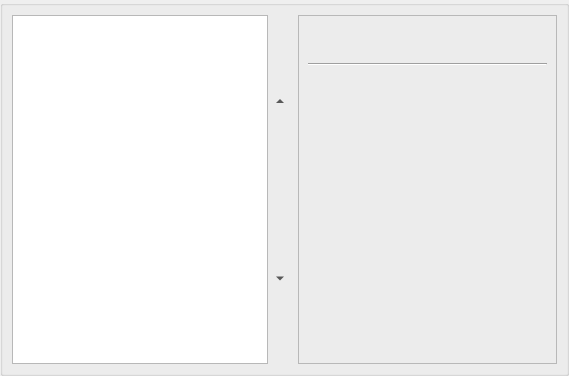
Old version of the form solid/kcm/backendchooser.ui in the repository RJVB/kdm5.prev.
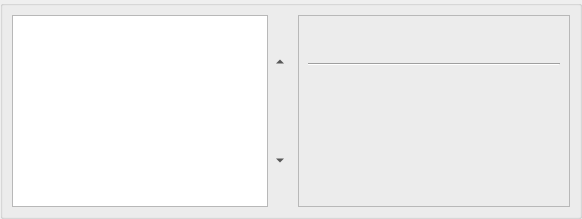
New version of the form. Custom widgets are drawn as their Qt base class.

Commit message: try to workaround the fact that QListWidget's height as provided by its sizeHint is quite more than what needed, and it seems to be possible to make it behave to obey the minimum height could be a Qt bug, even if i'm not totally sure at the moment

The edit to the form file:
```diff
--- a/solid/kcm/backendchooser.ui
+++ b/solid/kcm/backendchooser.ui
@@ -1,17 +1,23 @@
 <ui version="4.0" >
  <author>Kevin Ottens &lt;ervin@kde.org></author>
  <class>BackendChooser</class>
- <widget class="QWidget" name="BackendChooser" >
-  <property name="geometry" >
+ <widget class="QWidget" name="BackendChooser">
+  <property name="geometry">
    <rect>
     <x>0</x>
     <y>0</y>
-    <width>569</width>
-    <height>376</height>
+    <width>582</width>
+    <height>216</height>
    </rect>
   </property>
-  <layout class="QGridLayout" >
-   <property name="margin" >
+  <property name="sizePolicy">
+   <sizepolicy hsizetype="Preferred" vsizetype="MinimumExpanding">
+    <horstretch>0</horstretch>
+    <verstretch>0</verstretch>
+   </sizepolicy>
+  </property>
+  <layout class="QGridLayout">
+   <property name="margin">
     <number>0</number>
    </property>
    <property name="spacing" >
@@ -31,13 +37,13 @@
      <property name="flat" >
       <bool>true</bool>
      </property>
-     <layout class="QHBoxLayout" >
-      <property name="margin" >
-       <number>9</number>
-      </property>
-      <property name="spacing" >
+     <layout class="QHBoxLayout">
+      <property name="spacing">
        <number>6</number>
       </property>
+      <property name="margin">
+       <number>9</number>
+      </property>
       <item>
        <layout class="QHBoxLayout" >
         <property name="margin" >
@@ -47,11 +53,9 @@
          <number>0</number>
         </property>
         <item>
-         <widget class="QListWidget" name="listView" >
-          <property name="sizePolicy" >
-           <sizepolicy>
-            <hsizetype>0</hsizetype>
-            <vsizetype>5</vsizetype>
+         <widget class="MyQListWidget" name="listView">
+          <property name="sizePolicy">
+           <sizepolicy hsizetype="Fixed" vsizetype="MinimumExpanding">
             <horstretch>0</horstretch>
             <verstretch>0</verstretch>
            </sizepolicy>
@@ -71,19 +75,17 @@
          </widget>
         </item>
         <item>
-         <layout class="QVBoxLayout" >
-          <property name="margin" >
-           <number>0</number>
-          </property>
-          <property name="spacing" >
+         <layout class="QVBoxLayout">
+          <property name="spacing">
            <number>6</number>
           </property>
+          <property name="margin">
+           <number>0</number>
+          </property>
           <item>
-           <widget class="QToolButton" name="upButton" >
-            <property name="sizePolicy" >
-             <sizepolicy>
-              <hsizetype>0</hsizetype>
-              <vsizetype>7</vsizetype>
+           <widget class="QToolButton" name="upButton">
+            <property name="sizePolicy">
+             <sizepolicy hsizetype="Fixed" vsizetype="MinimumExpanding">
               <horstretch>0</horstretch>
               <verstretch>0</verstretch>
              </sizepolicy>
@@ -100,11 +102,9 @@
            </widget>
           </item>
           <item>
-           <widget class="QToolButton" name="downButton" >
-            <property name="sizePolicy" >
-             <sizepolicy>
-              <hsizetype>0</hsizetype>
-              <vsizetype>7</vsizetype>
+           <widget class="QToolButton" name="downButton">
+            <property name="sizePolicy">
+             <sizepolicy hsizetype="Fixed" vsizetype="MinimumExpanding">
               <horstretch>0</horstretch>
               <verstretch>0</verstretch>
              </sizepolicy>
@@ -138,21 +138,21 @@
         <property name="frameShadow" >
          <enum>QFrame::Raised</enum>
         </property>
-        <layout class="QVBoxLayout" >
-         <property name="margin" >
-          <number>9</number>
-         </property>
-         <property name="spacing" >
+        <layout class="QVBoxLayout">
+         <property name="spacing">
           <number>6</number>
          </property>
+         <property name="margin">
+          <number>9</number>
+         </property>
          <item>
-          <layout class="QHBoxLayout" >
-           <property name="margin" >
-            <number>0</number>
-           </property>
-           <property name="spacing" >
+          <layout class="QHBoxLayout">
+           <property name="spacing">
             <number>6</number>
            </property>
+           <property name="margin">
+            <number>0</number>
+           </property>
            <item>
             <widget class="QLabel" name="iconLabel" >
              <property name="sizePolicy" >
@@ -181,11 +181,9 @@
             </widget>
            </item>
            <item>
-            <widget class="QLabel" name="nameLabel" >
-             <property name="sizePolicy" >
-              <sizepolicy>
-               <hsizetype>5</hsizetype>
-               <vsizetype>0</vsizetype>
+            <widget class="QLabel" name="nameLabel">
+             <property name="sizePolicy">
+              <sizepolicy hsizetype="Preferred" vsizetype="Fixed">
                <horstretch>0</horstretch>
                <verstretch>0</verstretch>
               </sizepolicy>
@@ -211,11 +209,9 @@
             </widget>
            </item>
            <item>
-            <widget class="QLabel" name="versionLabel" >
-             <property name="sizePolicy" >
-              <sizepolicy>
-               <hsizetype>5</hsizetype>
-               <vsizetype>0</vsizetype>
+            <widget class="QLabel" name="versionLabel">
+             <property name="sizePolicy">
+              <sizepolicy hsizetype="Preferred" vsizetype="Fixed">
                <horstretch>0</horstretch>
                <verstretch>0</verstretch>
               </sizepolicy>
@@ -256,11 +252,9 @@
           </widget>
          </item>
          <item>
-          <widget class="QLabel" name="commentLabel" >
-           <property name="sizePolicy" >
-            <sizepolicy>
-             <hsizetype>5</hsizetype>
-             <vsizetype>3</vsizetype>
+          <widget class="QLabel" name="commentLabel">
+           <property name="sizePolicy">
+            <sizepolicy hsizetype="Preferred" vsizetype="MinimumExpanding">
              <horstretch>0</horstretch>
              <verstretch>0</verstretch>
             </sizepolicy>
@@ -284,10 +278,13 @@
            <property name="orientation" >
             <enum>Qt::Vertical</enum>
            </property>
-           <property name="sizeHint" >
+           <property name="sizeType">
+            <enum>QSizePolicy::MinimumExpanding</enum>
+           </property>
+           <property name="sizeHint" stdset="0">
             <size>
              <width>20</width>
-             <height>40</height>
+             <height>5</height>
             </size>
            </property>
           </spacer>
@@ -300,6 +297,13 @@
    </item>
   </layout>
  </widget>
-  <resources/>
+ <customwidgets>
+  <customwidget>
+   <class>MyQListWidget</class>
+   <extends>QListWidget</extends>
+   <header>myqlistwidget.h</header>
+  </customwidget>
+ </customwidgets>
+ <resources/>
  <connections/>
 </ui>
```
Left out of the diff: 97 changed lines with no effect on the pictures. The commit also changes 1 other file.
